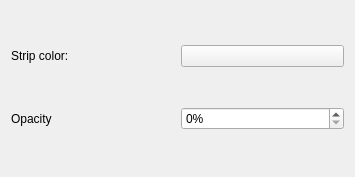
Before: the Qt Designer form src/contents/ui/config.ui in lliurex/kwin-script-rgbfilter, drawn with Qt 5.
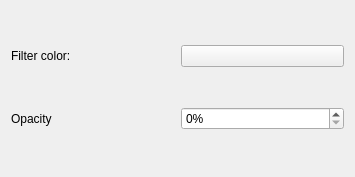
After: the same form once the commit is applied. Custom widgets are drawn as their Qt base class.

The edit to the form file:
```diff
--- a/src/contents/ui/config.ui
+++ b/src/contents/ui/config.ui
@@ -14,7 +14,7 @@
    <item row="0" column="0">
     <widget class="QLabel" name="label">
      <property name="text">
-      <string>Strip color:</string>
+      <string>Filter color:</string>
      </property>
     </widget>
    </item>
```
Left out of the diff: 6 changed lines with no effect on the pictures.
